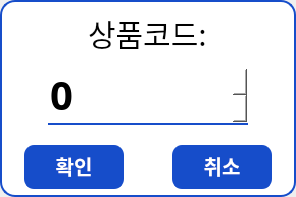
First picture: the form in client/view/view_take.ui, repository si-yeon/management_program, before the edit.
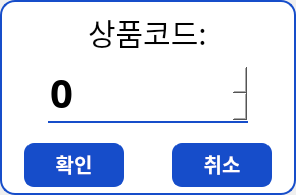
Second picture: the form after the edit.

What changed in the file:
```diff
--- a/client/view/view_take.ui
+++ b/client/view/view_take.ui
@@ -7,7 +7,7 @@
     <x>0</x>
     <y>0</y>
     <width>296</width>
-    <height>197</height>
+    <height>195</height>
    </rect>
   </property>
   <property name="minimumSize">
@@ -128,8 +128,7 @@
          <font>
           <family>Pretendard</family>
           <pointsize>-1</pointsize>
-          <weight>62</weight>
-          <bold>true</bold>
+          <bold>false</bold>
          </font>
         </property>
         <property name="styleSheet">
@@ -140,6 +139,9 @@
     font-weight: 500;
     font-size: 40px;</string>
         </property>
+        <property name="maximum">
+         <number>9999</number>
+        </property>
        </widget>
       </item>
      </layout>
@@ -197,7 +199,6 @@
          <font>
           <family>Pretendard</family>
           <pointsize>-1</pointsize>
-          <weight>75</weight>
           <bold>true</bold>
          </font>
         </property>
@@ -230,7 +231,6 @@
          <font>
           <family>Pretendard</family>
           <pointsize>-1</pointsize>
-          <weight>75</weight>
           <bold>true</bold>
          </font>
         </property>
```
